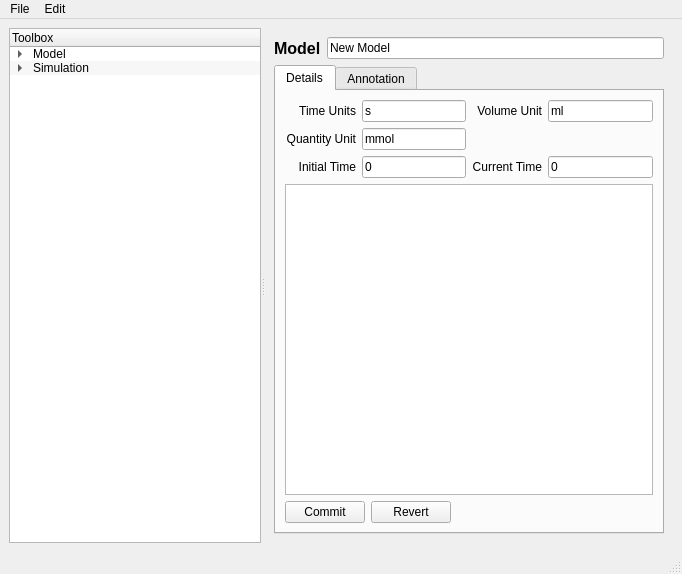
This is design.ui in mridullpandey/SBML-Analysis-Toolbox as Qt 5 draws it before an edit. The edited form follows.
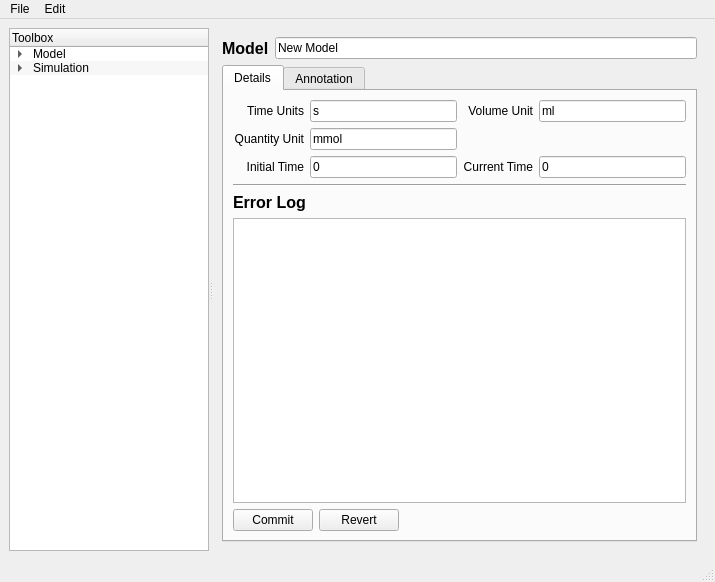
This is the edited form.

```diff
--- a/design.ui
+++ b/design.ui
@@ -6,8 +6,8 @@
    <rect>
     <x>0</x>
     <y>0</y>
-    <width>682</width>
-    <height>574</height>
+    <width>715</width>
+    <height>582</height>
    </rect>
   </property>
   <property name="windowTitle">
@@ -21,12 +21,24 @@
     </sizepolicy>
    </property>
    <layout class="QGridLayout" name="gridLayout_9">
-    <item row="1" column="0">
+    <item row="0" column="0">
      <widget class="QSplitter" name="splitter">
       <property name="orientation">
        <enum>Qt::Horizontal</enum>
       </property>
       <widget class="QTreeWidget" name="treeWidget">
+       <property name="sizePolicy">
+        <sizepolicy hsizetype="Maximum" vsizetype="Expanding">
+         <horstretch>0</horstretch>
+         <verstretch>0</verstretch>
+        </sizepolicy>
+       </property>
+       <property name="maximumSize">
+        <size>
+         <width>200</width>
+         <height>16777215</height>
+        </size>
+       </property>
        <property name="autoFillBackground">
         <bool>false</bool>
        </property>
@@ -149,13 +161,6 @@
                <string>Details</string>
               </attribute>
               <layout class="QGridLayout" name="gridLayout_3">
-               <item row="1" column="0">
-                <widget class="QPlainTextEdit" name="modelErrorLog">
-                 <property name="readOnly">
-                  <bool>true</bool>
-                 </property>
-                </widget>
-               </item>
                <item row="0" column="0">
                 <layout class="QGridLayout" name="gridLayout_2">
                  <item row="0" column="0">
@@ -171,24 +176,30 @@
                    </property>
                   </widget>
                  </item>
-                 <item row="0" column="4">
-                  <widget class="QLineEdit" name="lineEditVolumeUnits">
-                   <property name="text">
-                    <string>ml</string>
-                   </property>
-                  </widget>
-                 </item>
-                 <item row="0" column="2">
+                 <item row="0" column="1">
                   <widget class="QLineEdit" name="lineEditTimeUnits">
                    <property name="text">
                     <string>s</string>
                    </property>
                   </widget>
                  </item>
-                 <item row="1" column="2">
-                  <widget class="QLineEdit" name="lineEditQuantityUnits">
+                 <item row="0" column="2">
+                  <widget class="QLabel" name="label_3">
+                   <property name="layoutDirection">
+                    <enum>Qt::LeftToRight</enum>
+                   </property>
                    <property name="text">
-                    <string>mmol</string>
+                    <string>Volume Unit</string>
+                   </property>
+                   <property name="alignment">
+                    <set>Qt::AlignRight|Qt::AlignTrailing|Qt::AlignVCenter</set>
+                   </property>
+                  </widget>
+                 </item>
+                 <item row="0" column="3">
+                  <widget class="QLineEdit" name="lineEditVolumeUnits">
+                   <property name="text">
+                    <string>ml</string>
                    </property>
                   </widget>
                  </item>
@@ -202,36 +213,10 @@
                    </property>
                   </widget>
                  </item>
-                 <item row="0" column="3">
-                  <widget class="QLabel" name="label_3">
-                   <property name="layoutDirection">
-                    <enum>Qt::LeftToRight</enum>
-                   </property>
+                 <item row="1" column="1">
+                  <widget class="QLineEdit" name="lineEditQuantityUnits">
                    <property name="text">
-                    <string>Volume Unit</string>
-                   </property>
-                   <property name="alignment">
-                    <set>Qt::AlignRight|Qt::AlignTrailing|Qt::AlignVCenter</set>
-                   </property>
-                  </widget>
-                 </item>
-                 <item row="2" column="3">
-                  <widget class="QLabel" name="label_6">
-                   <property name="layoutDirection">
-                    <enum>Qt::LeftToRight</enum>
-                   </property>
-                   <property name="text">
-                    <string>Current Time</string>
-                   </property>
-                   <property name="alignment">
-                    <set>Qt::AlignRight|Qt::AlignTrailing|Qt::AlignVCenter</set>
-                   </property>
-                  </widget>
-                 </item>
-                 <item row="2" column="2">
-                  <widget class="QLineEdit" name="lineEdit_5">
-                   <property name="text">
-                    <string>0</string>
+                    <string>mmol</string>
                    </property>
                   </widget>
                  </item>
@@ -245,7 +230,27 @@
                    </property>
                   </widget>
                  </item>
-                 <item row="2" column="4">
+                 <item row="2" column="1">
+                  <widget class="QLineEdit" name="lineEdit_5">
+                   <property name="text">
+                    <string>0</string>
+                   </property>
+                  </widget>
+                 </item>
+                 <item row="2" column="2">
+                  <widget class="QLabel" name="label_6">
+                   <property name="layoutDirection">
+                    <enum>Qt::LeftToRight</enum>
+                   </property>
+                   <property name="text">
+                    <string>Current Time</string>
+                   </property>
+                   <property name="alignment">
+                    <set>Qt::AlignRight|Qt::AlignTrailing|Qt::AlignVCenter</set>
+                   </property>
+                  </widget>
+                 </item>
+                 <item row="2" column="3">
                   <widget class="QLineEdit" name="lineEdit_6">
                    <property name="text">
                     <string>0</string>
@@ -257,7 +262,39 @@
                  </item>
                 </layout>
                </item>
+               <item row="1" column="0">
+                <layout class="QHBoxLayout" name="horizontalLayout_8">
+                 <item>
+                  <widget class="Line" name="line_3">
+                   <property name="orientation">
+                    <enum>Qt::Horizontal</enum>
+                   </property>
+                  </widget>
+                 </item>
+                </layout>
+               </item>
                <item row="2" column="0">
+                <widget class="QLabel" name="label_24">
+                 <property name="font">
+                  <font>
+                   <pointsize>12</pointsize>
+                   <weight>75</weight>
+                   <bold>true</bold>
+                  </font>
+                 </property>
+                 <property name="text">
+                  <string>Error Log</string>
+                 </property>
+                </widget>
+               </item>
+               <item row="3" column="0">
+                <widget class="QPlainTextEdit" name="modelErrorLog">
+                 <property name="readOnly">
+                  <bool>true</bool>
+                 </property>
+                </widget>
+               </item>
+               <item row="4" column="0">
                 <layout class="QGridLayout" name="gridLayout_4">
                  <item row="0" column="0">
                   <widget class="QPushButton" name="pushButtonModelCommit">
@@ -1149,7 +1186,7 @@
     <rect>
      <x>0</x>
      <y>0</y>
-     <width>682</width>
+     <width>715</width>
      <height>24</height>
     </rect>
    </property>
```
Left out of the diff: 35 changed lines with no effect on the pictures.
